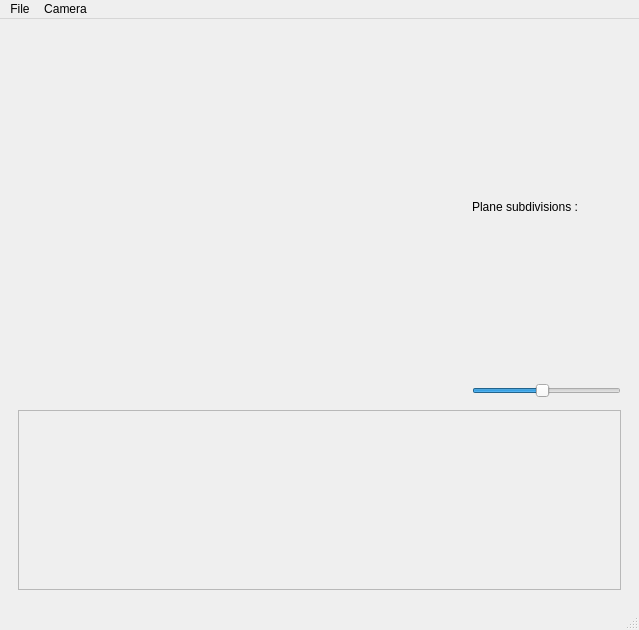
The window that ui/ui/mainwindow.ui (binaryHips/Projet3D) describes before a commit, drawn with Qt 5.
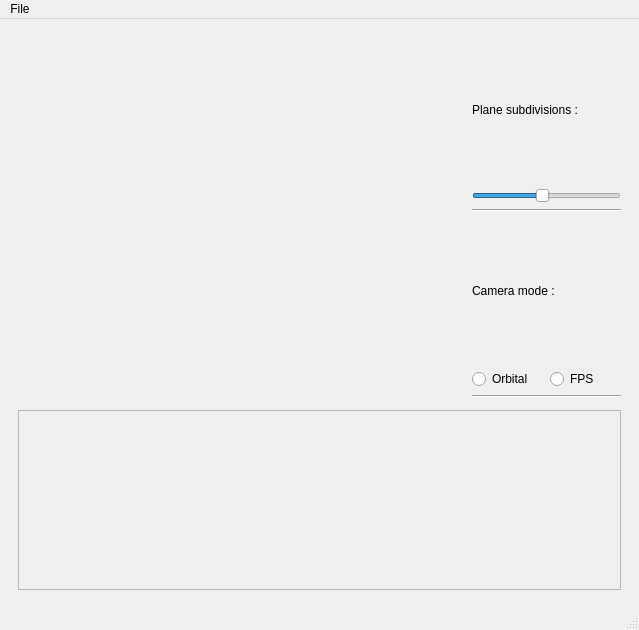
The same window after the commit. Custom widgets are drawn as their Qt base class.

Commit message: camera type setting

```diff
--- a/ui/ui/mainwindow.ui
+++ b/ui/ui/mainwindow.ui
@@ -28,7 +28,7 @@
            <widget class="GLWidget" name="widget" native="true"/>
           </item>
           <item>
-           <layout class="QVBoxLayout" name="gl_settings_layout" stretch="0,0">
+           <layout class="QVBoxLayout" name="gl_settings_layout" stretch="0,0,0,0,0,0">
             <property name="sizeConstraint">
              <enum>QLayout::SizeConstraint::SetDefaultConstraint</enum>
             </property>
@@ -55,6 +55,45 @@
               </property>
              </widget>
             </item>
+            <item>
+             <widget class="Line" name="line_2">
+              <property name="orientation">
+               <enum>Qt::Orientation::Horizontal</enum>
+              </property>
+             </widget>
+            </item>
+            <item>
+             <widget class="QLabel" name="label">
+              <property name="text">
+               <string>Camera mode :</string>
+              </property>
+             </widget>
+            </item>
+            <item>
+             <layout class="QHBoxLayout" name="cam_layout">
+              <item>
+               <widget class="QRadioButton" name="radioButton_2">
+                <property name="text">
+                 <string>Orbital</string>
+                </property>
+               </widget>
+              </item>
+              <item>
+               <widget class="QRadioButton" name="radioButton">
+                <property name="text">
+                 <string>FPS</string>
+                </property>
+               </widget>
+              </item>
+             </layout>
+            </item>
+            <item>
+             <widget class="Line" name="line_3">
+              <property name="orientation">
+               <enum>Qt::Orientation::Horizontal</enum>
+              </property>
+             </widget>
+            </item>
            </layout>
           </item>
          </layout>
@@ -132,14 +171,7 @@
     </property>
     <addaction name="actionLoad_Heightmap"/>
    </widget>
-   <widget class="QMenu" name="menuType_shit">
-    <property name="title">
-     <string>Camera</string>
-    </property>
-    <addaction name="actionCamera_type"/>
-   </widget>
    <addaction name="menuFile"/>
-   <addaction name="menuType_shit"/>
   </widget>
   <widget class="QStatusBar" name="statusbar"/>
   <action name="actionLoad_Heightmap">
```
The commit also changes 4 other files.
